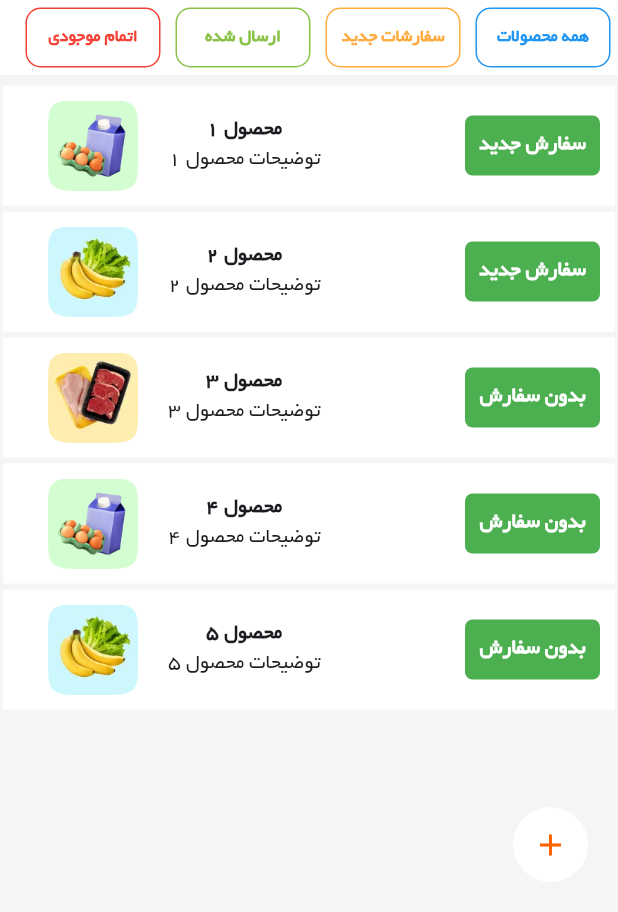
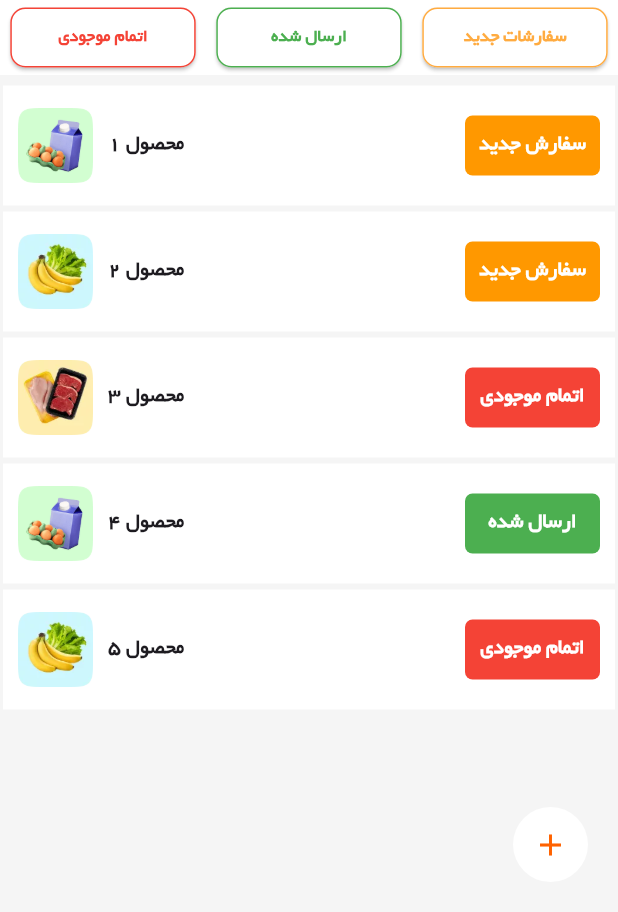
Before and after one commit to Ali3nti/abd_shop, a Flutter app: the AddProductPage screen opened directly, on a phone screen of 412 x 824 dp, the part 324-1236 px from its top. Run offline on Flutter 3.47's test engine with Material 3 defaults, Android fonts, the phone set to English and light mode, and no system bars; our stand-ins replace connectivity_plus, dotted_border, flutter_image_compress, flutter_spinkit, hive_flutter, image_cropper and 7 more; accounts and stored records are empty.

Commit message:
edit_add_product_page

```diff
--- a/lib/models/product_model.dart
+++ b/lib/models/product_model.dart
@@ -22,8 +22,25 @@ class Product {
   String warranty = '';
   String tags = '';
   String providerVendors = '';
-  bool isInStock = false;
-  bool isShipped = false;
+  bool _isInStock = false; // وضعیت موجودی
+  bool _isShipped = false; // وضعیت ارسال
+
+  // وضعیت‌های جدید
+  bool get isOutOfStock => !_isInStock; // اگر موجودی نداشته باشد
+  bool get isShipping => _isShipped; // اگر در حال ارسال باشد
+
+  // Getter ها برای فیلدهای وضعیت
+  bool get isInStock => _isInStock;
+  bool get isShipped => _isShipped;
+
+  // Setterها
+  set isInStock(bool value) {
+    _isInStock = value;
+  }
+
+  set isShipped(bool value) {
+    _isShipped = value;
+  }
 
   Product();
 
@@ -44,8 +61,8 @@ class Product {
     rating = (json['rating'] as num?)?.toDouble() ?? 0;
     reviewCount = json['review_count'] ?? 0;
     discount = (json['discount'] as num?)?.toInt() ?? 0;
-    isInStock = json['is_in_stock'] ?? false;
-    isShipped = json['is_shipped'] ?? false;
+    _isInStock = json['is_in_stock'] ?? false;
+    _isShipped = json['is_shipped'] ?? false;
     warranty = json['warranty'] ?? '';
     tags = json['tags'] ?? '';
     providerVendors = json['provider_vendors'] ?? '';
--- a/lib/screens/add_Product/add_product_page.dart
+++ b/lib/screens/add_Product/add_product_page.dart
@@ -2,12 +2,18 @@ import 'package:abd_shop/constants.dart';
 import 'package:abd_shop/models/order_model.dart';
 import 'package:abd_shop/models/product_model.dart';
 import 'package:abd_shop/screens/add_Product/components/add_product_to_list_page.dart';
-import 'package:abd_shop/screens/add_Product/components/all_product_page.dart';
 import 'package:abd_shop/screens/add_Product/components/new_order_page.dart';
 import 'package:abd_shop/screens/add_Product/components/out_of_stock_page.dart';
 import 'package:abd_shop/screens/add_Product/components/sent_page.dart';
 import 'package:abd_shop/screens/home/components/app_Bar/app_Bar_Original.dart';
 import 'package:flutter/material.dart';
+
+enum ProductStatus {
+  newOrder,
+  outOfStock,
+  shipped,
+  noOrder,
+}
 
 class AddProductPage extends StatefulWidget {
   const AddProductPage({super.key});
@@ -17,16 +23,51 @@ class AddProductPage extends StatefulWidget {
 }
 
 class _AddProductPageState extends State<AddProductPage> {
-  List<Product> products = List.generate(5, (index) {
+  late List<Product> _products;
+  late List<Order> _orders;
+  bool _isLoading = true;
+  String _storeName = "نام فروشگاه";
+  String _storeImage = "assets/images/store_default.png";
+
+  @override
+  void initState() {
+    super.initState();
+    _loadInitialData();
+  }
+
+  Future<void> _loadInitialData() async {
+    await Future.delayed(const Duration(seconds: 1));
+    _products = _generateInitialProducts();
+    _orders = _generateInitialOrders();
+
+    if (_orders.isNotEmpty) {
+      _storeName = _orders.first.storeName;
+    }
+
+    if (_products.isNotEmpty) {
+      _storeImage = _products.first.image;
+    }
+
+    setState(() {
+      _isLoading = false;
+    });
+  }
+
+  List<Product> _generateInitialProducts() {
+    return List.generate(5, (index) {
       Product product = Product();
       product.id = index + 1;
       product.name = "محصول ${index + 1}";
       product.description = "توضیحات محصول ${index + 1}";
       product.image = "assets/images/p${index % 3 + 1}.png";
+      product.isInStock = !(index % 2 == 0);
+      product.isShipped = (index % 3 == 0);
       return product;
     });
+  }
 
-  List<Order> orders = List.generate(5, (index) {
+  List<Order> _generateInitialOrders() {
+    return List.generate(5, (index) {
       Order order = Order();
       order.id = index + 1;
       order.userId = 1;
@@ -40,14 +81,16 @@ class _AddProductPageState extends State<AddProductPage> {
       order.storeName = "دیلی مارکت آباده";
       return order;
     });
+  }
+
+  void _removeProduct(int productId) {
+    setState(() {
+      _products.removeWhere((product) => product.id == productId);
+    });
+  }
 
   @override
   Widget build(BuildContext context) {
-    String storeName =
-        orders.isNotEmpty ? orders.first.storeName : "نام فروشگاه";
-    String storeImage =
-        products.isNotEmpty ? products.first.image : "assets/images/p1.png";
-
     return Scaffold(
       backgroundColor: Colors.grey.shade100,
       appBar: AppBar(
@@ -57,7 +100,9 @@ class _AddProductPageState extends State<AddProductPage> {
           style: TextStyle(color: Colors.white),
         ),
       ),
-      body: Column(
+      body: _isLoading
+          ? const Center(child: CircularProgressIndicator())
+          : Column(
         children: [
           Container(
             padding: const EdgeInsets.all(10),
@@ -70,7 +115,7 @@ class _AddProductPageState extends State<AddProductPage> {
                 Row(
                   children: [
                     Text(
-                      storeName,
+                      _storeName,
                       style: const TextStyle(
                         fontWeight: FontWeight.bold,
                       ),
@@ -84,7 +129,7 @@ class _AddProductPageState extends State<AddProductPage> {
                         borderRadius: BorderRadius.circular(50),
                       ),
                       child: Image.asset(
-                        storeImage,
+                        _storeImage,
                       ),
                     ),
                   ],
@@ -99,13 +144,12 @@ class _AddProductPageState extends State<AddProductPage> {
             color: Colors.white,
             height: 50,
             child: Row(
+              mainAxisAlignment: MainAxisAlignment.spaceAround,
               children: [
-                _buildNavigationButton(context, "همه محصولات", Colors.blue,
-                    const AllProductPage()),
                 _buildNavigationButton(context, "سفارشات جدید",
                     Colors.orangeAccent, const NewOrderPage()),
                 _buildNavigationButton(
-                    context, "ارسال شده", Colors.lightGreen, const SentPage()),
+                    context, "ارسال شده", Colors.green, const SentPage()),
                 _buildNavigationButton(context, "اتمام موجودی", Colors.red,
                     const OutOfStockPage()),
               ],
@@ -116,10 +160,10 @@ class _AddProductPageState extends State<AddProductPage> {
             child: Stack(
               children: [
                 ListView.builder(
-                  itemCount: products.length,
+                  itemCount: _products.length,
                   itemBuilder: (context, index) {
-                    final product = products[index];
-                    final relatedOrders = orders
+                    final product = _products[index];
+                    final relatedOrders = _orders
                         .where((order) =>
                         order.products.any((p) => p.id == product.id))
                         .toList();
@@ -162,39 +206,78 @@ class _AddProductPageState extends State<AddProductPage> {
 
   Widget _buildNavigationButton(
       BuildContext context, String title, Color color, Widget page) {
-    return InkWell(
-      onTap: () {
+    return Padding(
+      padding: const EdgeInsets.symmetric(horizontal: 1),
+      child: ElevatedButton(
+        onPressed: () {
           Navigator.push(
             context,
             MaterialPageRoute(builder: (context) => page),
           );
         },
-      child: Container(
-        margin: const EdgeInsets.all(5),
-        alignment: Alignment.center,
-        width: 90,
-        height: 40,
-        decoration: BoxDecoration(
+        style: ElevatedButton.styleFrom(
+          backgroundColor: Colors.white,
+          foregroundColor: color,
+          side: BorderSide(color: color),
+          shape: RoundedRectangleBorder(
             borderRadius: BorderRadius.circular(10),
-          color: Colors.white,
-          border: Border.all(
-            color: color,
-            width: 1,
           ),
+          minimumSize: Size(MediaQuery.of(context).size.width * 0.30, 40),
         ),
         child: Text(
             title,
-          style: TextStyle(
-            color: color,
+            style: const TextStyle(
               fontSize: 12,
               fontWeight: FontWeight.bold,
-          ),
+            )
         ),
       ),
     );
   }
 
+  ProductStatus _getProductStatus(Product product, List<Order> relatedOrders) {
+    if (relatedOrders.isNotEmpty) {
+      return ProductStatus.newOrder;
+    } else if (!product.isInStock) {
+      return ProductStatus.outOfStock;
+    } else if (product.isShipped) {
+      return ProductStatus.shipped;
+    } else {
+      return ProductStatus.noOrder;
+    }
+  }
+
+  String _getStatusMessage(ProductStatus status) {
+    switch (status) {
+      case ProductStatus.newOrder:
+        return "سفارش جدید";
+      case ProductStatus.outOfStock:
+        return "اتمام موجودی";
+      case ProductStatus.shipped:
+        return "ارسال شده";
+      case ProductStatus.noOrder:
+        return "بدون سفارش";
+      }
+  }
+
+  Color _getStatusColor(ProductStatus status) {
+    switch(status) {
+      case ProductStatus.newOrder:
+        return Colors.orange;
+      case ProductStatus.outOfStock:
+        return Colors.red;
+      case ProductStatus.shipped:
+        return Colors.green;
+      case ProductStatus.noOrder:
+        return Colors.grey;
+      }
+  }
+
   Widget _buildProductCard(Product product, List<Order> relatedOrders) {
+    final status = _getProductStatus(product, relatedOrders);
+    final statusMessage = _getStatusMessage(status);
+    final statusColor = _getStatusColor(status);
+
     return Container(
       margin: const EdgeInsets.all(2),
       color: Colors.white,
@@ -204,19 +287,26 @@ class _AddProductPageState extends State<AddProductPage> {
         child: Row(
           mainAxisAlignment: MainAxisAlignment.spaceBetween,
           children: [
-            Container(
+            GestureDetector(
+              onLongPress: () {
+                _removeProduct(product.id);
+                ScaffoldMessenger.of(context).showSnackBar(
+                    SnackBar(content: Text("محصول ${product.name} حذف شد")));
+              },
+              child: Container(
                 alignment: Alignment.center,
                 width: 90,
                 height: 40,
                 decoration: BoxDecoration(
                   borderRadius: BorderRadius.circular(5),
-                color: Colors.green,
+                  color: statusColor,
                 ),
                 child: Text(
-                relatedOrders.isNotEmpty ? "سفارش جدید" : "بدون سفارش",
+                  statusMessage,
                   style: const TextStyle(
                     color: Colors.white,
                     fontWeight: FontWeight.bold,
+                  ),
                 ),
               ),
             ),
@@ -224,6 +314,7 @@ class _AddProductPageState extends State<AddProductPage> {
               children: [
                 Column(
                   mainAxisAlignment: MainAxisAlignment.center,
+                  crossAxisAlignment: CrossAxisAlignment.end,
                   children: [
                     Text(
                       product.name,
@@ -231,20 +322,13 @@ class _AddProductPageState extends State<AddProductPage> {
                         fontWeight: FontWeight.bold,
                       ),
                     ),
-                    Text(
-                      product.description,
-                    ),
                   ],
                 ),
-                Container(
-                  width: 100,
-                  height: 100,
-                  decoration: const BoxDecoration(
-                    shape: BoxShape.circle,
-                  ),
-                  child: Image.asset(
+                const SizedBox(width: 10),
+                Image.asset(
                   product.image,
-                  ),
+                  width: 50,
+                  height: 50,
                 ),
               ],
             ),
```
Also changed, not shown: lib/screens/add_Product/components/all_product_page.dart (deleted, +0 -126 lines), lib/screens/delivery/driver_info_page.dart (+8 -1 lines). Lines whose indentation alone changed are shown as unchanged.
